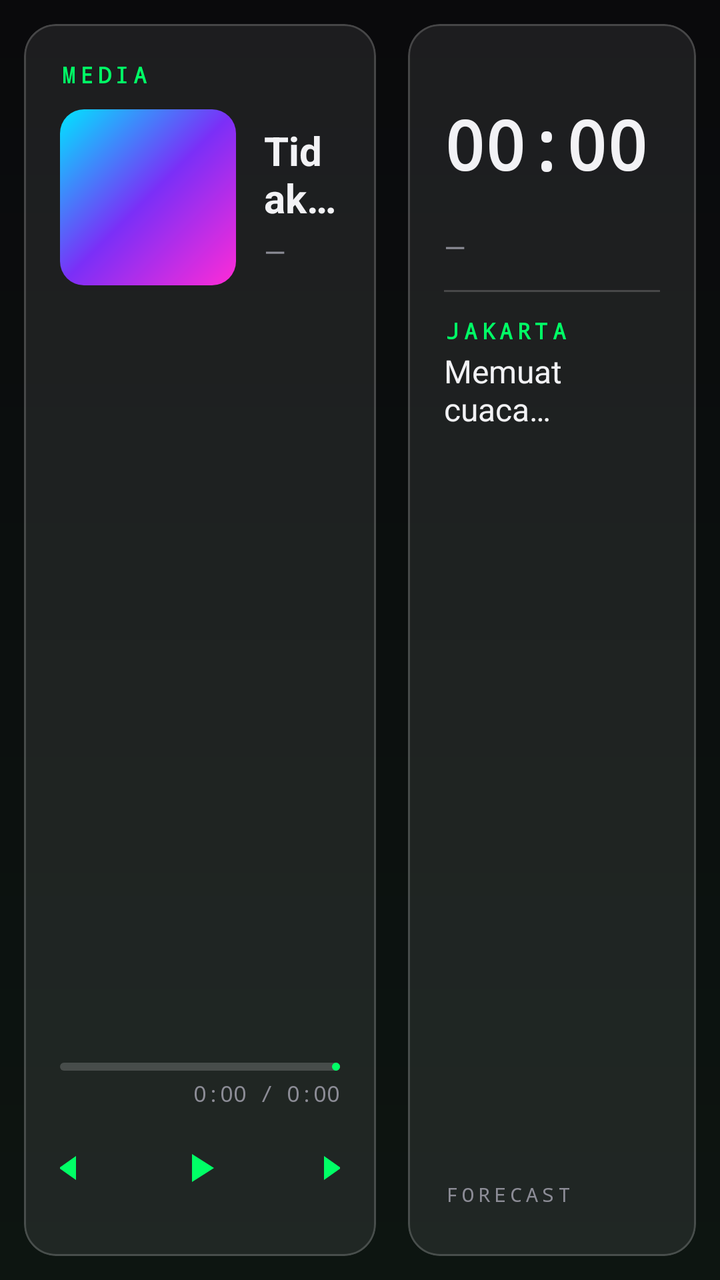
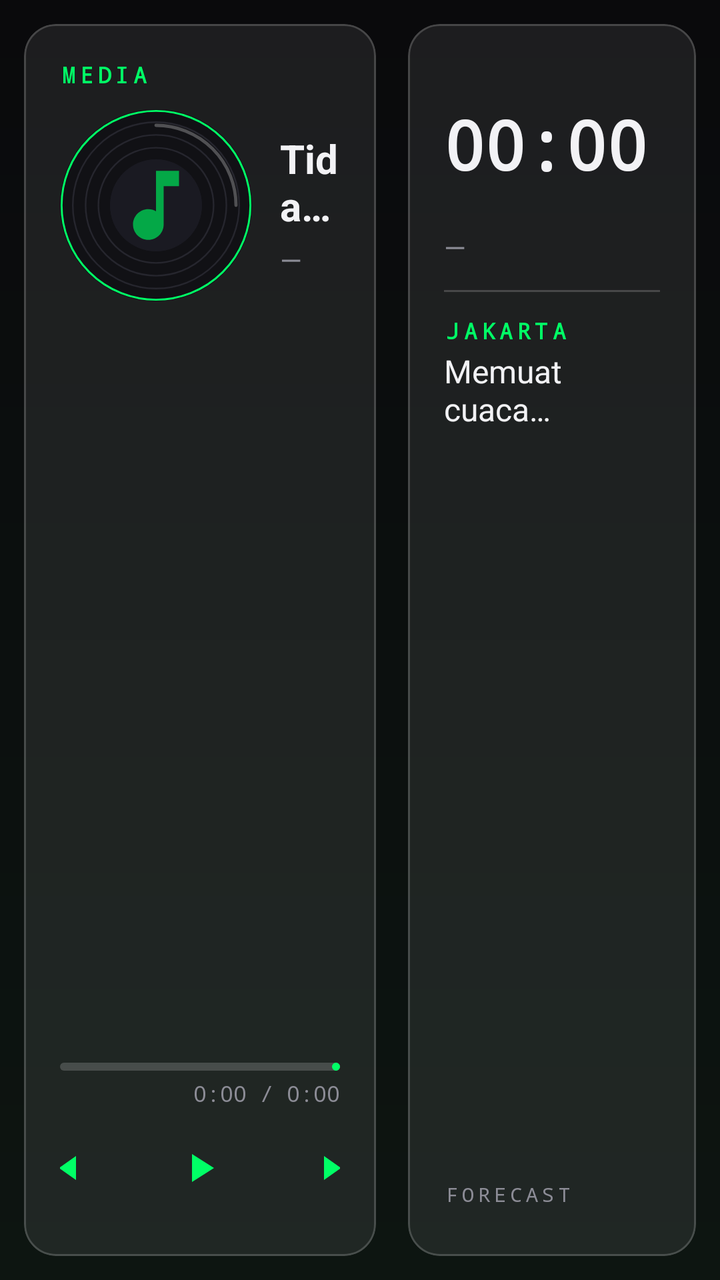

Before-and-after screenshots of an Android layout around one commit, followed by the original layout XML and the change that was made.
<!-- AndroidManifest.xml: application theme Theme.NexusCLI -->
<!-- res/layout/page_media_clock.xml -->
<?xml version="1.0" encoding="utf-8"?>
<LinearLayout xmlns:android="http://schemas.android.com/apk/res/android"
    xmlns:app="http://schemas.android.com/apk/res-auto"
    android:layout_width="match_parent"
    android:layout_height="match_parent"
    android:orientation="horizontal"
    android:padding="12dp">

    <com.google.android.material.card.MaterialCardView
        android:id="@+id/mediaCard"
        style="@style/Widget.Nexus.GlassCard"
        android:layout_width="0dp"
        android:layout_height="match_parent"
        android:layout_marginEnd="8dp"
        android:layout_weight="11">

        <LinearLayout
            android:layout_width="match_parent"
            android:layout_height="match_parent"
            android:orientation="vertical"
            android:padding="18dp">

            <TextView
                android:id="@+id/mediaSourceLabel"
                android:layout_width="wrap_content"
                android:layout_height="wrap_content"
                android:fontFamily="monospace"
                android:letterSpacing="0.2"
                android:text="MEDIA"
                android:textColor="@color/nexus_green"
                android:textSize="11sp"
                android:textStyle="bold" />

            <LinearLayout
                android:layout_width="match_parent"
                android:layout_height="wrap_content"
                android:layout_marginTop="10dp"
                android:gravity="center_vertical"
                android:orientation="horizontal">

                <View
                    android:id="@+id/coverArt"
                    android:layout_width="88dp"
                    android:layout_height="88dp"
                    android:background="@drawable/bg_cover_synthwave" />

                <LinearLayout
                    android:layout_width="0dp"
                    android:layout_height="wrap_content"
                    android:layout_marginStart="14dp"
                    android:layout_weight="1"
                    android:orientation="vertical">

                    <TextView
                        android:id="@+id/trackTitle"
                        android:layout_width="match_parent"
                        android:layout_height="wrap_content"
                        android:ellipsize="end"
                        android:maxLines="2"
                        android:text="Tidak ada media"
                        android:textColor="@color/text_primary"
                        android:textSize="20sp"
                        android:textStyle="bold" />

                    <TextView
                        android:id="@+id/trackArtist"
                        android:layout_width="match_parent"
                        android:layout_height="wrap_content"
                        android:layout_marginTop="4dp"
                        android:ellipsize="end"
                        android:maxLines="2"
                        android:text="—"
                        android:textColor="@color/text_secondary"
                        android:textSize="14sp" />
                </LinearLayout>
            </LinearLayout>

            <Space
                android:layout_width="0dp"
                android:layout_height="0dp"
                android:layout_weight="1" />

            <com.google.android.material.progressindicator.LinearProgressIndicator
                android:id="@+id/mediaProgress"
                android:layout_width="match_parent"
                android:layout_height="wrap_content"
                android:max="1000"
                android:progress="0"
                app:indicatorColor="@color/nexus_green"
                app:trackColor="@color/glass_stroke"
                app:trackCornerRadius="2dp"
                app:trackThickness="4dp" />

            <TextView
                android:id="@+id/mediaTime"
                android:layout_width="match_parent"
                android:layout_height="wrap_content"
                android:layout_marginTop="4dp"
                android:fontFamily="monospace"
                android:gravity="end"
                android:text="0:00 / 0:00"
                android:textColor="@color/text_secondary"
                android:textSize="11sp" />

            <LinearLayout
                android:layout_width="match_parent"
                android:layout_height="wrap_content"
                android:layout_marginTop="4dp"
                android:gravity="center"
                android:orientation="horizontal">

                <ImageButton
                    android:id="@+id/btnPrev"
                    android:layout_width="52dp"
                    android:layout_height="52dp"
                    android:background="?attr/selectableItemBackgroundBorderless"
                    android:contentDescription="Previous"
                    android:src="@drawable/ic_prev"
                    app:tint="@color/nexus_green" />

                <ImageButton
                    android:id="@+id/btnPlayPause"
                    android:layout_width="60dp"
                    android:layout_height="52dp"
                    android:layout_marginHorizontal="12dp"
                    android:background="?attr/selectableItemBackgroundBorderless"
                    android:contentDescription="Play or pause"
                    android:src="@drawable/ic_play"
                    app:tint="@color/nexus_green" />

                <ImageButton
                    android:id="@+id/btnNext"
                    android:layout_width="52dp"
                    android:layout_height="52dp"
                    android:background="?attr/selectableItemBackgroundBorderless"
                    android:contentDescription="Next"
                    android:src="@drawable/ic_next"
                    app:tint="@color/nexus_green" />
            </LinearLayout>
        </LinearLayout>
    </com.google.android.material.card.MaterialCardView>

    <com.google.android.material.card.MaterialCardView
        android:id="@+id/clockCard"
        style="@style/Widget.Nexus.GlassCard"
        android:layout_width="0dp"
        android:layout_height="match_parent"
        android:layout_marginStart="8dp"
        android:layout_weight="9">

        <LinearLayout
            android:layout_width="match_parent"
            android:layout_height="match_parent"
            android:orientation="vertical"
            android:padding="18dp">

            <TextView
                android:id="@+id/clockText"
                android:layout_width="match_parent"
                android:layout_height="84dp"
                android:autoSizeMaxTextSize="76sp"
                android:autoSizeMinTextSize="28sp"
                android:autoSizeStepGranularity="2sp"
                android:autoSizeTextType="uniform"
                android:fontFamily="monospace"
                android:gravity="center_vertical|start"
                android:maxLines="1"
                android:text="00:00"
                android:textColor="@color/text_primary"
                android:textStyle="bold" />

            <TextView
                android:id="@+id/dateText"
                android:layout_width="match_parent"
                android:layout_height="wrap_content"
                android:text="—"
                android:textColor="@color/text_secondary"
                android:textSize="14sp" />

            <View
                android:layout_width="match_parent"
                android:layout_height="1dp"
                android:layout_marginVertical="12dp"
                android:background="@color/glass_stroke" />

            <TextView
                android:id="@+id/weatherCity"
                android:layout_width="wrap_content"
                android:layout_height="wrap_content"
                android:fontFamily="monospace"
                android:letterSpacing="0.2"
                android:text="JAKARTA"
                android:textColor="@color/nexus_green"
                android:textSize="11sp"
                android:textStyle="bold" />

            <TextView
                android:id="@+id/weatherText"
                android:layout_width="match_parent"
                android:layout_height="wrap_content"
                android:layout_marginTop="2dp"
                android:text="Memuat cuaca…"
                android:textColor="@color/text_primary"
                android:textSize="16sp" />

            <Space
                android:layout_width="0dp"
                android:layout_height="0dp"
                android:layout_weight="1" />

            <TextView
                android:layout_width="wrap_content"
                android:layout_height="wrap_content"
                android:fontFamily="monospace"
                android:letterSpacing="0.2"
                android:text="FORECAST"
                android:textColor="@color/text_secondary"
                android:textSize="10sp" />

            <LinearLayout
                android:id="@+id/forecastContainer"
                android:layout_width="match_parent"
                android:layout_height="wrap_content"
                android:layout_marginTop="6dp"
                android:orientation="horizontal" />
        </LinearLayout>
    </com.google.android.material.card.MaterialCardView>

</LinearLayout>
<!-- resources referenced by this layout -->
<resources>
  <color name="glass_stroke">#2EFFFFFF</color>
  <color name="nexus_green">#00FF66</color>
  <color name="text_primary">#F2F2F5</color>
  <color name="text_secondary">#8C8C96</color>
  <!-- drawable bg_cover_synthwave (drawable) -->
  <?xml version="1.0" encoding="utf-8"?>
  <shape xmlns:android="http://schemas.android.com/apk/res/android"
      android:shape="rectangle">
      <gradient
          android:angle="135"
          android:centerColor="#7B2FF7"
          android:endColor="#00E5FF"
          android:startColor="#FF2BD6" />
      <corners android:radius="12dp" />
  </shape>
  <!-- drawable ic_play (drawable) -->
  <?xml version="1.0" encoding="utf-8"?>
  <vector xmlns:android="http://schemas.android.com/apk/res/android"
      android:width="24dp"
      android:height="24dp"
      android:viewportWidth="24"
      android:viewportHeight="24">
      <path
          android:fillColor="#FFFFFFFF"
          android:pathData="M8,5v14l11,-7z" />
  </vector>
  <!-- drawable ic_prev (drawable) -->
  <?xml version="1.0" encoding="utf-8"?>
  <vector xmlns:android="http://schemas.android.com/apk/res/android"
      android:width="24dp"
      android:height="24dp"
      android:viewportWidth="24"
      android:viewportHeight="24">
      <path
          android:fillColor="#FFFFFFFF"
          android:pathData="M6,6h2v12H6zM9.5,12l8.5,6V6z" />
  </vector>
  <style name="Widget.Nexus.GlassCard" parent="Widget.Material3.CardView.Outlined">
          <item name="cardBackgroundColor">@color/glass_fill</item>
          <item name="cardCornerRadius">16dp</item>
          <item name="cardElevation">0dp</item>
          <item name="strokeColor">@color/glass_stroke</item>
          <item name="strokeWidth">1dp</item>
      </style>
  <color name="glass_fill">#14FFFFFF</color>
  <color name="nexus_bg">#0A0A0C</color>
  <color name="nexus_cyan">#4DD0E1</color>
  <!-- drawable bg_root_gradient (drawable) -->
  <?xml version="1.0" encoding="utf-8"?>
  <shape xmlns:android="http://schemas.android.com/apk/res/android"
      android:shape="rectangle">
      <gradient
          android:angle="270"
          android:endColor="@color/nexus_bg_end"
          android:startColor="@color/nexus_bg" />
  </shape>
  <color name="nexus_bg_end">#0D1511</color>
  <!-- unchanged entries left out for length: 2 -->
</resources>

<!-- the commit's change to res/layout/page_media_clock.xml (unified diff, before → after) -->
@@ -38,11 +38,29 @@
                 android:gravity="center_vertical"
                 android:orientation="horizontal">
 
-                <View
-                    android:id="@+id/coverArt"
-                    android:layout_width="88dp"
-                    android:layout_height="88dp"
-                    android:background="@drawable/bg_cover_synthwave" />
+                
+                <FrameLayout
+                    android:layout_width="96dp"
+                    android:layout_height="96dp">
+
+                    <ImageView
+                        android:id="@+id/vinylDisc"
+                        android:layout_width="96dp"
+                        android:layout_height="96dp"
+                        android:contentDescription="Piringan hitam"
+                        android:src="@drawable/ic_vinyl_disc" />
+
+                    <ImageView
+                        android:id="@+id/albumArt"
+                        android:layout_width="46dp"
+                        android:layout_height="46dp"
+                        android:layout_gravity="center"
+                        android:background="@drawable/bg_album_circle"
+                        android:clipToOutline="true"
+                        android:contentDescription="Sampul album"
+                        android:scaleType="centerCrop"
+                        android:src="@drawable/ic_album_default" />
+                </FrameLayout>
 
                 <LinearLayout
                     android:layout_width="0dp"
<!-- resource entries referenced after the edit -->
@@ -4,17 +4,26 @@
   <color name="nexus_green">#00FF66</color>
   <color name="text_primary">#F2F2F5</color>
   <color name="text_secondary">#8C8C96</color>
-  <!-- drawable bg_cover_synthwave (drawable) -->
+  <!-- drawable bg_album_circle (drawable) -->
   <?xml version="1.0" encoding="utf-8"?>
   <shape xmlns:android="http://schemas.android.com/apk/res/android"
-      android:shape="rectangle">
-      <gradient
-          android:angle="135"
-          android:centerColor="#7B2FF7"
-          android:endColor="#00E5FF"
-          android:startColor="#FF2BD6" />
-      <corners android:radius="12dp" />
+      android:shape="oval">
+      <solid android:color="#1A1A22" />
   </shape>
+  <!-- drawable ic_album_default (drawable) -->
+  <?xml version="1.0" encoding="utf-8"?>
+  <vector xmlns:android="http://schemas.android.com/apk/res/android"
+      android:width="48dp"
+      android:height="48dp"
+      android:viewportWidth="24"
+      android:viewportHeight="24">
+      <path
+          android:fillColor="#1A1A22"
+          android:pathData="M0,0h24v24h-24z" />
+      <path
+          android:fillColor="#04A847"
+          android:pathData="M12,3v10.55c-0.59,-0.34 -1.27,-0.55 -2,-0.55 -2.21,0 -4,1.79 -4,4s1.79,4 4,4 4,-1.79 4,-4V7h4V3h-6z" />
+  </vector>
   <!-- drawable ic_play (drawable) -->
   <?xml version="1.0" encoding="utf-8"?>
   <vector xmlns:android="http://schemas.android.com/apk/res/android"
@@ -36,6 +45,41 @@
       <path
           android:fillColor="#FFFFFFFF"
           android:pathData="M6,6h2v12H6zM9.5,12l8.5,6V6z" />
+  </vector>
+  <!-- drawable ic_vinyl_disc (drawable) -->
+  <?xml version="1.0" encoding="utf-8"?>
+  <vector xmlns:android="http://schemas.android.com/apk/res/android"
+      android:width="120dp"
+      android:height="120dp"
+      android:viewportWidth="120"
+      android:viewportHeight="120">
+      <path
+          android:fillColor="#111115"
+          android:pathData="M60,60m-60,0a60,60 0 1,0 120,0a60,60 0 1,0 -120,0" />
+      <path
+          android:pathData="M60,60m-59,0a59,59 0 1,0 118,0a59,59 0 1,0 -118,0"
+          android:strokeColor="@color/nexus_green"
+          android:strokeWidth="1.2" />
+      <path
+          android:pathData="M60,60m-52,0a52,52 0 1,0 104,0a52,52 0 1,0 -104,0"
+          android:strokeColor="#26262E"
+          android:strokeWidth="1" />
+      <path
+          android:pathData="M60,60m-44,0a44,44 0 1,0 88,0a44,44 0 1,0 -88,0"
+          android:strokeColor="#26262E"
+          android:strokeWidth="1" />
+      <path
+          android:pathData="M60,60m-36,0a36,36 0 1,0 72,0a36,36 0 1,0 -72,0"
+          android:strokeColor="#26262E"
+          android:strokeWidth="1" />
+      <path
+          android:pathData="M60,10 A50,50 0 0 1 110,60"
+          android:strokeColor="#44FFFFFF"
+          android:strokeLineCap="round"
+          android:strokeWidth="2" />
+      <path
+          android:fillColor="#1A1A20"
+          android:pathData="M60,60m-28,0a28,28 0 1,0 56,0a28,28 0 1,0 -56,0" />
   </vector>
   <style name="Widget.Nexus.GlassCard" parent="Widget.Material3.CardView.Outlined">
           <item name="cardBackgroundColor">@color/glass_fill</item>
